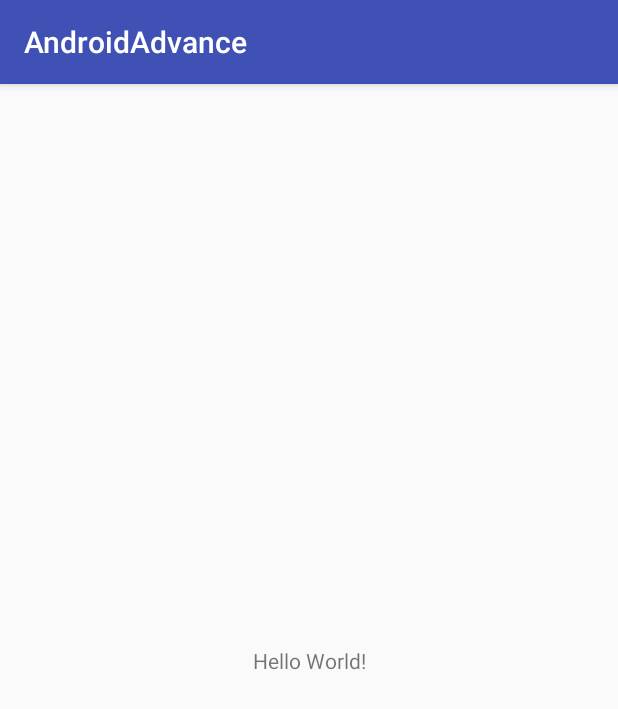
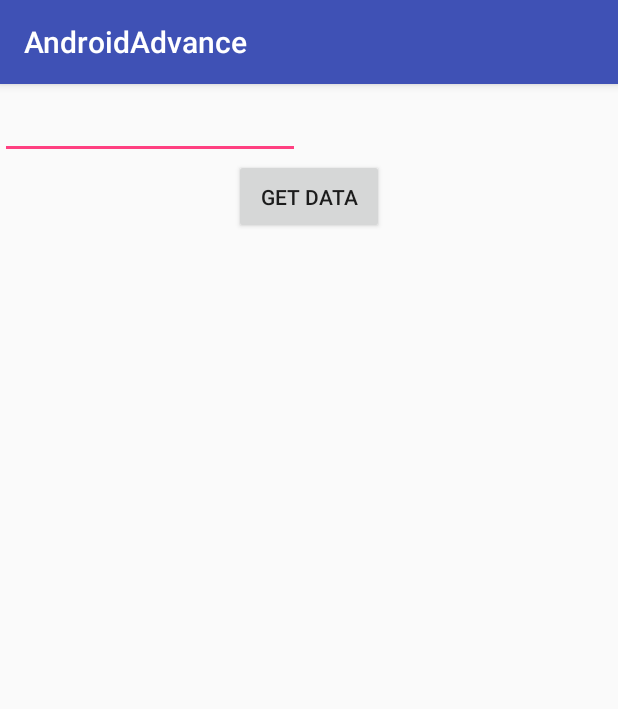
Before and after one commit to tranphuc7686/AdvancedAndroid, an Android app: the screen it shows after launch (MainActivity), on a phone screen of 412 x 824 dp. Shown: the top 709 px of the screen. Run offline under Robolectric (Android 15) with nearby library versions, the phone set to English and light mode, and no system bars.

Commit message:
Lession 7 final Android Advance

```diff
--- a/app/src/main/AndroidManifest.xml
+++ b/app/src/main/AndroidManifest.xml
@@ -1,7 +1,7 @@
 <?xml version="1.0" encoding="utf-8"?>
 <manifest xmlns:android="http://schemas.android.com/apk/res/android"
     package="com.example.admin.androidadvance">
-
+    <uses-permission android:name="android.permission.INTERNET"/>
     <application
         android:allowBackup="true"
         android:icon="@mipmap/ic_launcher"
--- a/app/src/main/res/layout/activity_main.xml
+++ b/app/src/main/res/layout/activity_main.xml
@@ -1,18 +1,27 @@
 <?xml version="1.0" encoding="utf-8"?>
-<android.support.constraint.ConstraintLayout xmlns:android="http://schemas.android.com/apk/res/android"
+<LinearLayout xmlns:android="http://schemas.android.com/apk/res/android"
     xmlns:app="http://schemas.android.com/apk/res-auto"
     xmlns:tools="http://schemas.android.com/tools"
     android:layout_width="match_parent"
     android:layout_height="match_parent"
-    tools:context="com.example.admin.androidadvance.MainActivity">
+    tools:context="com.example.admin.androidadvance.MainActivity"
+    android:orientation="vertical">
+    <EditText
+        android:layout_width="200dp"
+        android:layout_height="50dp"
+        android:id="@+id/txtInput"/>
+    <Button
+        android:layout_width="100dp"
+        android:layout_height="50dp"
+        android:text="Get Data"
+        android:id="@+id/btnGetData"
+        android:layout_gravity="center"/>
+    <TextView
+        android:layout_width="match_parent"
+        android:layout_height="match_parent"
+        android:id="@+id/showData"/>
 
-    <TextView
-        android:layout_width="wrap_content"
-        android:layout_height="wrap_content"
-        android:text="Hello World!"
-        app:layout_constraintBottom_toBottomOf="parent"
-        app:layout_constraintLeft_toLeftOf="parent"
-        app:layout_constraintRight_toRightOf="parent"
-        app:layout_constraintTop_toTopOf="parent" />
 
-</android.support.constraint.ConstraintLayout>
+
+
+</LinearLayout>
```
Also changed, not shown: app/src/main/java/com/example/admin/androidadvance/GithubData.java (added, +79 -0 lines), app/src/main/java/com/example/admin/androidadvance/MainActivity.java (+84 -1 lines), app/src/main/java/com/example/admin/androidadvance/ParserData.java (added, +47 -0 lines).
